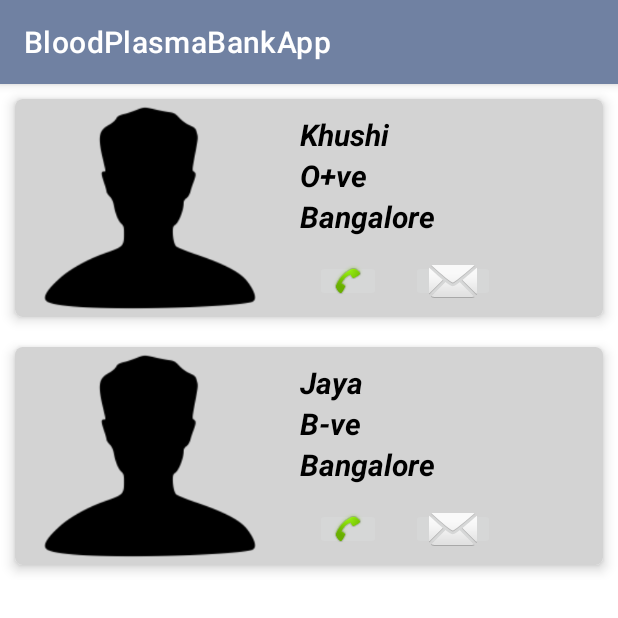
After one commit to khushishetty/BloodPlasmaBankApp, an Android app: the DisplayBloodDonorsActivity screen opened directly, with no data from a screen before it, on a phone screen of 412 x 824 dp, the top half of it. The commit adds this screen. Run offline under Robolectric (Android 15) with nearby library versions, the phone set to English and light mode, and no system bars.

Commit message:
Dashboard_ver_2

```diff
--- a/app/src/main/AndroidManifest.xml
+++ b/app/src/main/AndroidManifest.xml
@@ -9,6 +9,7 @@
         android:roundIcon="@mipmap/ic_launcher_round"
         android:supportsRtl="true"
         android:theme="@style/Theme.BloodPlasmaBankApp">
+        <activity android:name=".DisplayBloodDonorsActivity"></activity>
         <activity android:name=".MainActivity">
             <intent-filter>
                 <action android:name="android.intent.action.MAIN" />
--- /dev/null
+++ b/app/src/main/java/com/example/bloodplasmabankapp/Adapters/BloodDonorAdapter.java
@@ -0,0 +1,62 @@
+package com.example.bloodplasmabankapp.Adapters;
+
+import android.content.Context;
+import android.view.LayoutInflater;
+import android.view.View;
+import android.view.ViewGroup;
+import android.widget.TextView;
+
+import androidx.annotation.NonNull;
+import androidx.recyclerview.widget.RecyclerView;
+
+import com.example.bloodplasmabankapp.Models.BloodDonorModel;
+import com.example.bloodplasmabankapp.R;
+
+import java.util.ArrayList;
+
+public class BloodDonorAdapter extends RecyclerView.Adapter<BloodDonorAdapter.viewholder> {
+
+    ArrayList<BloodDonorModel> arrayList;
+    Context context;
+
+    public BloodDonorAdapter(ArrayList<BloodDonorModel> arrayList, Context context) {
+        this.arrayList = arrayList;
+        this.context = context;
+    }
+
+    @NonNull
+    @Override
+    public viewholder onCreateViewHolder(@NonNull ViewGroup parent, int viewType) {
+        View view = LayoutInflater.from(context).inflate(R.layout.sample_recycler_view_1,parent,false);
+        return new viewholder(view);
+    }
+
+    @Override
+
+    public void onBindViewHolder(@NonNull viewholder holder, int position) {
+        BloodDonorModel model = arrayList.get(position);
+        holder.tv_name.setText(model.getName());
+        holder.tv_bloodgrp.setText(model.getBlood_group());
+        holder.tv_city.setText(model.getCity());
+
+
+    }
+
+    @Override
+    public int getItemCount() {
+        return arrayList.size();
+    }
+
+    public class viewholder extends RecyclerView.ViewHolder {
+
+        TextView tv_name,tv_bloodgrp,tv_city;
+
+        public viewholder(@NonNull View itemView) {
+
+            super(itemView);
+            tv_name = itemView.findViewById(R.id.name_id);
+            tv_bloodgrp = itemView.findViewById(R.id.bloodgroup_id);
+            tv_city = itemView.findViewById(R.id.city_id);
+        }
+    }
+}
--- /dev/null
+++ b/app/src/main/java/com/example/bloodplasmabankapp/DisplayBloodDonorsActivity.java
@@ -0,0 +1,35 @@
+package com.example.bloodplasmabankapp;
+
+import androidx.appcompat.app.AppCompatActivity;
+import androidx.recyclerview.widget.LinearLayoutManager;
+import androidx.recyclerview.widget.RecyclerView;
+
+import android.os.Bundle;
+
+import com.example.bloodplasmabankapp.Adapters.BloodDonorAdapter;
+import com.example.bloodplasmabankapp.Models.BloodDonorModel;
+
+import java.util.ArrayList;
+
+public class DisplayBloodDonorsActivity extends AppCompatActivity {
+
+    RecyclerView recyclerView;
+    @Override
+    protected void onCreate(Bundle savedInstanceState) {
+        super.onCreate(savedInstanceState);
+        setContentView(R.layout.activity_display_blood_donors);
+        recyclerView=(RecyclerView)findViewById(R.id.recyclerview_id_1);
+
+        ArrayList<BloodDonorModel>list = new ArrayList<>();
+        list.add(new BloodDonorModel("Khushi", "O+ve","Bangalore"));
+        list.add(new BloodDonorModel("Jaya","B-ve","Bangalore"));
+
+        BloodDonorAdapter adapter = new BloodDonorAdapter(list,this);
+        recyclerView.setAdapter(adapter);
+
+        LinearLayoutManager linearLayoutManager = new LinearLayoutManager(this);
+        recyclerView.setLayoutManager(linearLayoutManager);
+
+
+    }
+}
--- a/app/src/main/java/com/example/bloodplasmabankapp/MainActivity.java
+++ b/app/src/main/java/com/example/bloodplasmabankapp/MainActivity.java
@@ -3,6 +3,7 @@ package com.example.bloodplasmabankapp;
 import androidx.appcompat.app.AppCompatActivity;
 import androidx.cardview.widget.CardView;
 
+import android.content.Intent;
 import android.os.Bundle;
 import android.view.View;
 import android.widget.Toast;
@@ -17,11 +18,26 @@ public class MainActivity extends AppCompatActivity {
         setContentView(R.layout.activity_main);
 
         c1 = (CardView)findViewById(R.id.bec_blood_donor_id);
+        c2 = (CardView)findViewById(R.id.search_blood_donor_id);
         c1.setOnClickListener(new View.OnClickListener() {
             @Override
             public void onClick(View v) {
                 Toast.makeText(MainActivity.this, "Become A Donor", Toast.LENGTH_SHORT).show();
+
             }
         });
+
+
+        c2.setOnClickListener(new View.OnClickListener() {
+            @Override
+            public void onClick(View v) {
+
+                Intent intent = new Intent(MainActivity.this,DisplayBloodDonorsActivity.class);
+                startActivity(intent);
+
+            }
+        });
+
+
     }
 }
--- /dev/null
+++ b/app/src/main/java/com/example/bloodplasmabankapp/Models/BloodDonorModel.java
@@ -0,0 +1,35 @@
+package com.example.bloodplasmabankapp.Models;
+
+public class BloodDonorModel {
+    String name,blood_group,city;
+
+    public BloodDonorModel(String name, String blood_group, String city) {
+        this.name = name;
+        this.blood_group = blood_group;
+        this.city = city;
+    }
+
+    public String getName() {
+        return name;
+    }
+
+    public String getBlood_group() {
+        return blood_group;
+    }
+
+    public String getCity() {
+        return city;
+    }
+
+    public void setName(String name) {
+        this.name = name;
+    }
+
+    public void setBlood_group(String blood_group) {
+        this.blood_group = blood_group;
+    }
+
+    public void setCity(String city) {
+        this.city = city;
+    }
+}
--- /dev/null
+++ b/app/src/main/res/layout/activity_display_blood_donors.xml
@@ -0,0 +1,14 @@
+<?xml version="1.0" encoding="utf-8"?>
+<LinearLayout xmlns:android="http://schemas.android.com/apk/res/android"
+    xmlns:app="http://schemas.android.com/apk/res-auto"
+    xmlns:tools="http://schemas.android.com/tools"
+    android:layout_width="match_parent"
+    android:layout_height="match_parent"
+    tools:context=".DisplayBloodDonorsActivity">
+
+    <androidx.recyclerview.widget.RecyclerView
+        android:id="@+id/recyclerview_id_1"
+        android:layout_width="match_parent"
+        android:layout_height="match_parent"
+        tools:listitem="@layout/sample_recycler_view_1"/>
+</LinearLayout>
--- a/app/src/main/res/layout/activity_main.xml
+++ b/app/src/main/res/layout/activity_main.xml
@@ -12,7 +12,7 @@
     <RelativeLayout
         android:layout_width="match_parent"
         android:layout_height="match_parent"
-        android:background="@drawable/backgroundone"
+
         >
 
     <TextView
--- /dev/null
+++ b/app/src/main/res/layout/sample_recycler_view_1.xml
@@ -0,0 +1,90 @@
+<?xml version="1.0" encoding="utf-8"?>
+<LinearLayout xmlns:android="http://schemas.android.com/apk/res/android"
+    xmlns:app="http://schemas.android.com/apk/res-auto"
+    android:id="@+id/sample_recyclerview_1"
+    android:layout_width="match_parent"
+    android:layout_height="165dp"
+    android:elevation="10dp">
+
+    <androidx.cardview.widget.CardView
+        android:layout_width="match_parent"
+        android:layout_height="match_parent"
+        android:layout_margin="10dp"
+        android:padding="20dp"
+        app:cardCornerRadius="5dp"
+        app:cardElevation="5dp">
+
+        <LinearLayout
+            android:layout_width="match_parent"
+            android:layout_height="match_parent"
+            android:background="#D3D3D3"
+            android:orientation="horizontal">
+
+            <ImageView
+                android:id="@+id/imageView"
+                android:layout_width="180dp"
+                android:layout_height="wrap_content"
+                app:srcCompat="@drawable/man_icon" />
+
+            <LinearLayout
+                android:layout_width="match_parent"
+                android:layout_height="match_parent"
+                android:gravity="center_vertical"
+                android:orientation="vertical"
+                android:paddingStart="10dp">
+
+                <TextView
+                    android:id="@+id/name_id"
+                    android:layout_width="wrap_content"
+                    android:layout_height="wrap_content"
+                    android:layout_marginTop="10dp"
+                    android:text="Name"
+                    android:textColor="#000000"
+                    android:textSize="20sp"
+                    android:textStyle="bold|italic" />
+
+                <TextView
+                    android:id="@+id/bloodgroup_id"
+                    android:layout_width="wrap_content"
+                    android:layout_height="wrap_content"
+                    android:text="Blood Group"
+                    android:textColor="#000000"
+                    android:textSize="20sp"
+                    android:textStyle="bold|italic" />
+
+                <TextView
+                    android:id="@+id/city_id"
+                    android:layout_width="wrap_content"
+                    android:layout_height="wrap_content"
+                    android:text="City"
+                    android:textColor="#000000"
+                    android:textSize="20sp"
+                    android:textStyle="bold|italic" />
+
+                <LinearLayout
+                    android:layout_width="wrap_content"
+                    android:layout_height="match_parent"
+                    android:layout_marginTop="5dp"
+                    android:orientation="horizontal">
+
+                    <ImageButton
+                        android:id="@+id/call_btn_id"
+                        android:layout_width="wrap_content"
+                        android:layout_height="match_parent"
+                        android:layout_margin="10dp"
+                        android:layout_marginLeft="0dp"
+                        app:srcCompat="@android:drawable/stat_sys_phone_call" />
+
+                    <ImageButton
+                        android:id="@+id/mail_btn_id"
+                        android:layout_width="wrap_content"
+                        android:layout_height="match_parent"
+                        android:layout_margin="10dp"
+                        app:srcCompat="@android:drawable/ic_dialog_email" />
+
+                </LinearLayout>
+            </LinearLayout>
+        </LinearLayout>
+
+    </androidx.cardview.widget.CardView>
+</LinearLayout>
```
Also changed, not shown: app/src/main/res/drawable/call_icon.png (added), app/src/main/res/drawable/man_icon.png (added), app/src/main/res/drawable/message_icon_1.png (added), app/src/main/res/drawable/message_icon_2.png (added).
